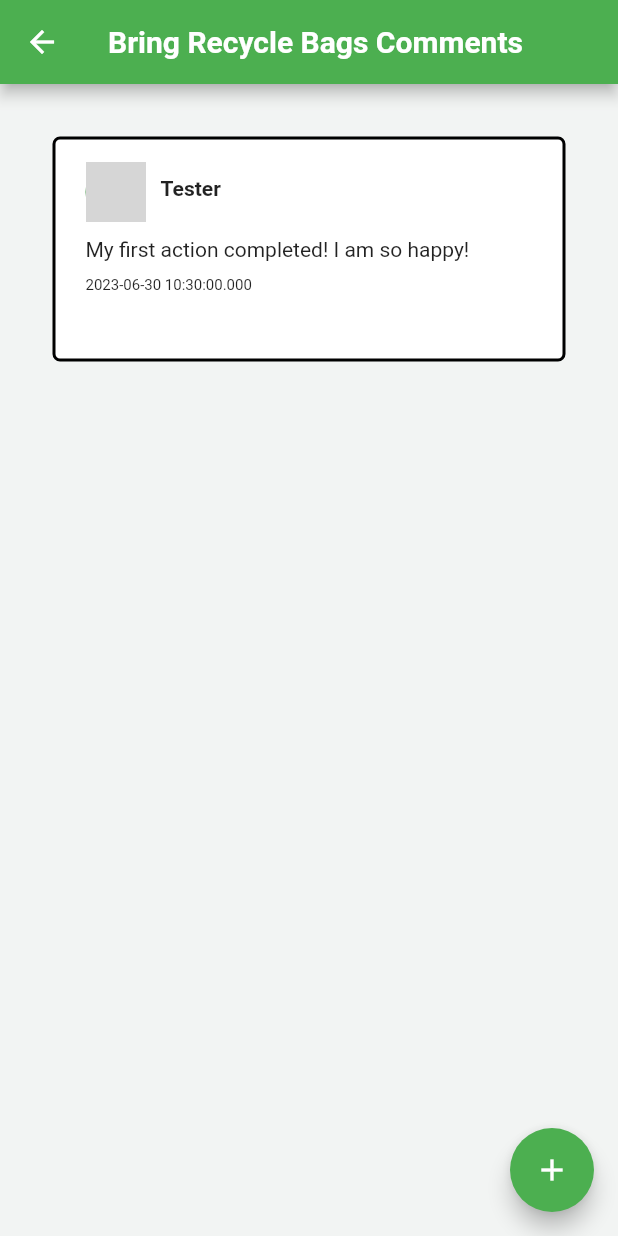
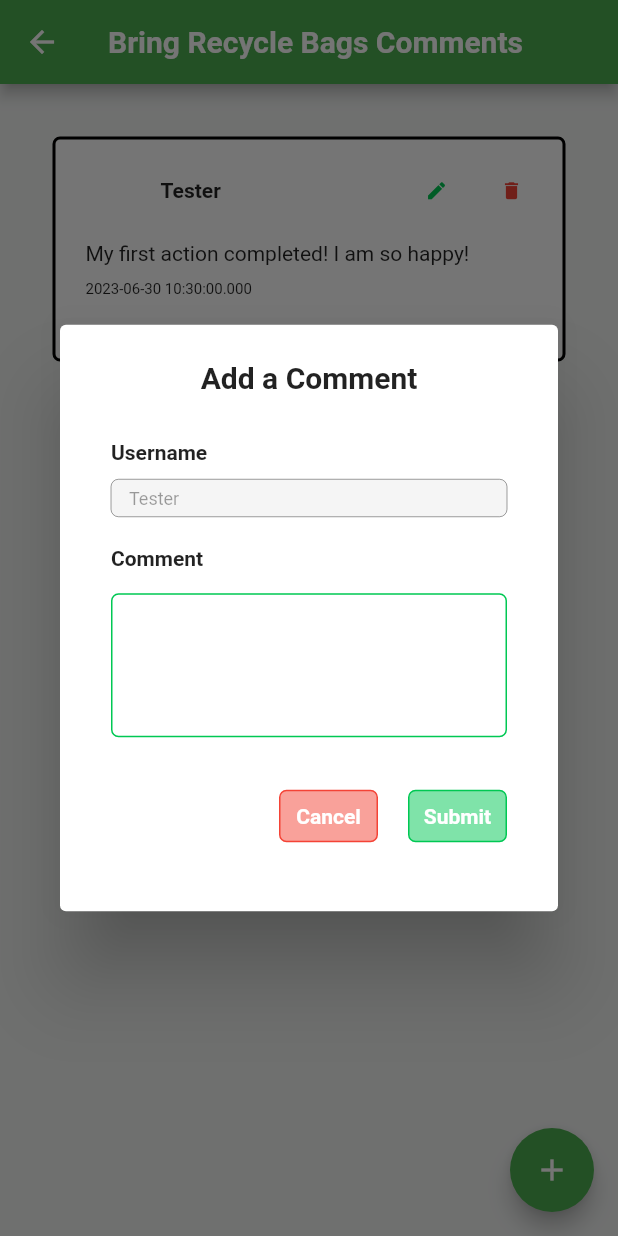
Before and after one commit to JTRYI/PlanetHero, a Flutter app: the CommentsScreen screen opened directly with sample values from the repository, after a tap on the "add" icon, on a phone screen of 412 x 824 dp. Run offline on Flutter 3.47's test engine with Material 2 defaults, Android fonts, the phone set to English and light mode, and no system bars; our stand-ins replace material_design_icons_flutter; accounts and stored records are empty; network calls fail; grey boxes are pictures that could not be loaded.

Commit message:
10th Commit (Comments Screen Completed)

```diff
--- a/lib/main.dart
+++ b/lib/main.dart
@@ -8,7 +8,6 @@ import 'package:planethero_application/screens/clicked_action_screen.dart';
 import 'package:planethero_application/screens/comments_screen.dart';
 import 'package:planethero_application/screens/leaderboard_screen.dart';
 import 'package:planethero_application/screens/login_signup_screen.dart';
-import 'package:planethero_application/screens/parent_screen.dart';
 import 'package:planethero_application/screens/settings_screen.dart';
 import 'package:planethero_application/widgets/user-stats.dart';
 import 'package:provider/provider.dart';
--- a/lib/providers/all_comments.dart
+++ b/lib/providers/all_comments.dart
@@ -41,4 +41,26 @@ class AllComments with ChangeNotifier {
   List<Comment> getComments() {
     return allComments;
   }
+
+  //function to add comments
+  void addComment(profilePic, username, comment, action, timeStamp) {
+    allComments.insert(
+        0, Comment(profilePic, username, comment, action, timeStamp));
+
+    notifyListeners();
+  }
+
+  //function to remove comment
+  void removeComment(Comment comment) {
+    allComments.remove(comment);
+    notifyListeners();
+  }
+
+  //function to update comment
+  void editComment(Comment comment, String newComment) {
+    comment.comment = newComment; //update the comment property
+    comment.timeStamp = DateTime.now().toString();
+
+    notifyListeners();
+  }
 }
--- a/lib/screens/comments_screen.dart
+++ b/lib/screens/comments_screen.dart
@@ -1,4 +1,5 @@
 import 'package:flutter/material.dart';
+import 'package:planethero_application/widgets/add-comment-modal.dart';
 import 'package:planethero_application/widgets/listview-comments.dart';
 import '../models/hero-action.dart';
 import 'login_signup_screen.dart';
@@ -32,8 +33,14 @@ class _CommentsScreenState extends State<CommentsScreen> {
         padding: EdgeInsets.all(35),
         child: ListComments(selectedAction),
       ),
-      floatingActionButton:
-          FloatingActionButton(onPressed: () {}, child: Icon(Icons.add)),
+      floatingActionButton: FloatingActionButton(
+          onPressed: () {
+            showDialog(
+              context: context,
+              builder: (context) => AddCommentModal(selectedAction),
+            );
+          },
+          child: Icon(Icons.add)),
     );
   }
 }
--- /dev/null
+++ b/lib/widgets/add-comment-modal.dart
@@ -0,0 +1,214 @@
+import 'package:flutter/material.dart';
+import 'package:provider/provider.dart';
+import 'package:planethero_application/providers/all_comments.dart';
+import '../models/hero-action.dart';
+import '../providers/all_users.dart';
+
+class AddCommentModal extends StatefulWidget {
+  final HeroAction selectedAction;
+
+  //Constructor the widget, pass in selectedAction as the parameter
+  AddCommentModal(this.selectedAction);
+
+  @override
+  State<AddCommentModal> createState() => _AddCommentModalState();
+}
+
+class _AddCommentModalState extends State<AddCommentModal> {
+  //declare the variables
+  String? comment;
+
+  //declare the form state
+  var commentForm = GlobalKey<FormState>();
+
+  //method to save comment form
+  void saveComment(AllUsers usersList, AllComments allComments) {
+    //check on validation
+    bool isValid = commentForm.currentState!.validate();
+
+    String profilePic = usersList.loggedInUser!.profilePic;
+    String username = usersList.loggedInUser!.username;
+    String action = widget.selectedAction.actionTitle;
+    String timeStamp = DateTime.now().toString();
+    if (isValid) {
+      commentForm.currentState!.save();
+      allComments.addComment(profilePic, username, comment, action, timeStamp);
+      //hide the keyboard
+      FocusScope.of(context).unfocus();
+      //reset the form
+      commentForm.currentState!.reset();
+      Navigator.pop(context);
+      //show a snackbar of comment added successfully
+      ScaffoldMessenger.of(context).showSnackBar(SnackBar(
+        content: Text('Comment added successfully!'),
+      ));
+    }
+  }
+
+  @override
+  Widget build(BuildContext context) {
+    //declare the users provider
+    AllUsers usersList = Provider.of<AllUsers>(context);
+
+    // Access the comments provider using Provider.of with the context
+    AllComments allComments = Provider.of<AllComments>(context);
+
+    // Create a TextEditingController and set the initial value
+    TextEditingController usernameController =
+        TextEditingController(text: usersList.loggedInUser!.username);
+
+    @override
+    void dispose() {
+      // Dispose of the controller object
+      usernameController
+          .dispose(); // Dispose the username text field controller
+      super.dispose(); // Call the super class's dispose method
+    }
+
+    OutlineInputBorder enabledBorder = OutlineInputBorder(
+      borderSide: BorderSide(color: Colors.greenAccent.shade700),
+      borderRadius: BorderRadius.all(Radius.circular(5)),
+    );
+
+    OutlineInputBorder focusedBorder = OutlineInputBorder(
+      borderSide: BorderSide(color: Colors.greenAccent.shade700),
+      borderRadius: BorderRadius.all(Radius.circular(5)),
+    );
+
+    OutlineInputBorder errorBorder = OutlineInputBorder(
+      borderSide: BorderSide(color: Colors.red),
+      borderRadius: BorderRadius.all(Radius.circular(5.0)),
+    );
+
+    OutlineInputBorder currentBorder = enabledBorder;
+
+    return AlertDialog(
+      title: Center(
+        child: Text(
+          'Add a Comment',
+          style: TextStyle(fontFamily: 'Roboto Bold', fontSize: 20),
+        ),
+      ),
+      content: Container(
+        width: MediaQuery.of(context).size.width - 70,
+        height: 300,
+        child: Padding(
+          padding: const EdgeInsets.only(top: 10.0, left: 10, right: 10),
+          child: Column(
+            children: [
+              Form(
+                key: commentForm,
+                child: Column(
+                  crossAxisAlignment: CrossAxisAlignment.start,
+                  children: [
+                    Text(
+                      'Username',
+                      style: TextStyle(fontFamily: 'Roboto Bold', fontSize: 14),
+                    ),
+                    SizedBox(
+                      height: 10,
+                    ), //Space between username title and text form field
+                    Container(
+                      height: 25,
+                      decoration: BoxDecoration(
+                        borderRadius: BorderRadius.circular(5),
+                        color: Colors.grey.shade100,
+                      ),
+                      child: TextFormField(
+                        controller: usernameController,
+                        enabled: false,
+                        style: TextStyle(fontFamily: 'Roboto', fontSize: 12),
+                        decoration: InputDecoration(
+                          border: currentBorder,
+                        ),
+                      ),
+                    ),
+                    SizedBox(
+                      height:
+                          20, //Space between text form field and comment title
+                    ),
+                    Text(
+                      'Comment',
+                      style: TextStyle(fontFamily: 'Roboto Bold', fontSize: 14),
+                    ),
+                    SizedBox(
+                      height: 15,
+                    ), //Space between comment title and text form field
+                    TextFormField(
+                      maxLines:
+                          4, // allow the TextField to have a space of 4 lines
+                      style: TextStyle(fontFamily: 'Roboto', fontSize: 12),
+                      decoration: InputDecoration(
+                        border: enabledBorder,
+                        enabledBorder: enabledBorder,
+                        focusedBorder: focusedBorder,
+                        errorBorder: errorBorder,
+                      ),
+                      validator: (value) {
+                        if (value == null || value.trim().isEmpty) {
+                          return "Please enter a comment.";
+                        } else {
+                          return null;
+                        }
+                      },
+                      onSaved: (value) {
+                        comment = value as String;
+                      },
+                    ),
+                    SizedBox(
+                      height: 35,
+                    ), //Space between comment text field and buttons
+                    Row(
+                      mainAxisAlignment: MainAxisAlignment.end,
+                      children: [
+                        Container(
+                            height: 35,
+                            decoration: BoxDecoration(
+                                color: Colors.red.withOpacity(
+                                    0.5), //setting background colour with reduced opacity
+                                borderRadius: BorderRadius.circular(5),
+                                border: Border.all(color: Colors.red)),
+                            child: TextButton(
+                                onPressed: () {
+                                  Navigator.pop(context);
+                                },
+                                child: Text(
+                                  'Cancel',
+                                  style: TextStyle(
+                                      fontFamily: 'Roboto Bold',
+                                      color: Colors.white),
+                                ))),
+                        SizedBox(
+                          width: 20,
+                        ),
+                        Container(
+                            height: 35,
+                            decoration: BoxDecoration(
+                              color: Colors.greenAccent.shade700.withOpacity(
+                                  0.5), //setting background colour with reduced opacity
+                              borderRadius: BorderRadius.circular(5),
+                              border: Border.all(
+                                  color: Colors.greenAccent.shade700),
+                            ),
+                            child: TextButton(
+                                onPressed: () {
+                                  saveComment(usersList, allComments);
+                                },
+                                child: Text(
+                                  'Submit',
+                                  style: TextStyle(
+                                      fontFamily: 'Roboto Bold',
+                                      color: Colors.white),
+                                ))),
+                      ],
+                    )
+                  ],
+                ),
+              ),
+            ],
+          ),
+        ),
+      ),
+    );
+  }
+}
--- a/lib/widgets/listview-comments.dart
+++ b/lib/widgets/listview-comments.dart
@@ -1,9 +1,11 @@
 import 'package:flutter/material.dart';
 import 'package:planethero_application/models/hero-action.dart';
 import 'package:planethero_application/providers/all_comments.dart';
+import 'package:planethero_application/widgets/edit-comment-modal.dart';
 import 'package:provider/provider.dart';
 
 import '../models/comment.dart';
+import '../providers/all_users.dart';
 
 class ListComments extends StatelessWidget {
   final HeroAction selectedAction;
@@ -15,6 +17,9 @@ class ListComments extends StatelessWidget {
   Widget build(BuildContext context) {
     //declare commments provider
     AllComments allComments = Provider.of<AllComments>(context);
+    //declare the users provider
+    AllUsers usersList = Provider.of<AllUsers>(context);
+
     List<Comment> actionComments = selectedAction !=
             null //Create a new list called actionComments to store comments for the clicked action only
         ? allComments
@@ -26,9 +31,50 @@ class ListComments extends StatelessWidget {
             .toList() // title, add them to the list
         : []; //else, no comment matches or the actions has no comments, return a empty list
 
+    //Get the curent user username
+    String currentUsername = usersList.loggedInUser!.username;
+
+    //method to remove Comment with alert dialog
+    void removeComment(int index, context) {
+      showDialog<Null>(
+          context: context,
+          builder: (context) {
+            return AlertDialog(
+              title: const Text(
+                'Confirmation!',
+                style: TextStyle(fontFamily: 'Roboto Bold'),
+              ),
+              content: const Text(
+                'Are you sure you want to delete?',
+                style: TextStyle(fontFamily: 'Roboto'),
+              ),
+              actions: [
+                TextButton(
+                    onPressed: () {
+                      if (index >= 0 && index < actionComments.length) {
+                        Comment commentToRemove = actionComments[index];
+                        if (commentToRemove.username == currentUsername) {
+                          allComments.removeComment(commentToRemove);
+                        }
+                      }
+                      Navigator.of(context).pop();
+                    },
+                    child: const Text('Yes')),
+                TextButton(
+                    onPressed: () {
+                      Navigator.of(context).pop();
+                    },
+                    child: const Text('No'))
+              ],
+            );
+          });
+    }
+
     return ListView.separated(
       itemBuilder: (ctx, i) {
         Comment currentComment = actionComments[i];
+        //check if the comment is added by the user logged in
+        bool isCurrentUserComment = currentComment.username == currentUsername;
         return Container(
           width: MediaQuery.of(context).size.width - 70,
           height: 150,
@@ -53,6 +99,7 @@ class ListComments extends StatelessWidget {
                         backgroundImage:
                             NetworkImage('${currentComment.profilePic}'),
                         radius: 20,
+                        backgroundColor: Colors.white,
                       ),
                     ),
                     Padding(
@@ -63,7 +110,37 @@ class ListComments extends StatelessWidget {
                         style:
                             TextStyle(fontFamily: 'Roboto Bold', fontSize: 14),
                       ),
-                    )
+                    ),
+                    Spacer(), //Space out username and edit icon
+                    // Show the edit and delete icons only if the current user added the comment
+                    if (isCurrentUserComment)
+                      IconButton(
+                          onPressed: () {
+                            showDialog(
+                              context: context,
+                              builder: (context) =>
+                                  EditCommentModal(currentComment),
+                            );
+                          },
+                          icon: Icon(
+                            Icons.edit,
+                            size: 15,
+                            color: Colors.greenAccent.shade700,
+                          )),
+                    if (isCurrentUserComment)
+                      SizedBox(
+                        width: 2,
+                      ), //Space between the edit icon and delete icon
+                    if (isCurrentUserComment)
+                      IconButton(
+                          onPressed: () {
+                            removeComment(i, context);
+                          },
+                          icon: Icon(
+                            Icons.delete,
+                            size: 15,
+                            color: Colors.red,
+                          ))
                   ],
                 ),
                 SizedBox(
```
Also changed, not shown: lib/screens/clicked_action_screen.dart (+12 -6 lines), lib/widgets/edit-comment-modal.dart (added, +222 -0 lines).
